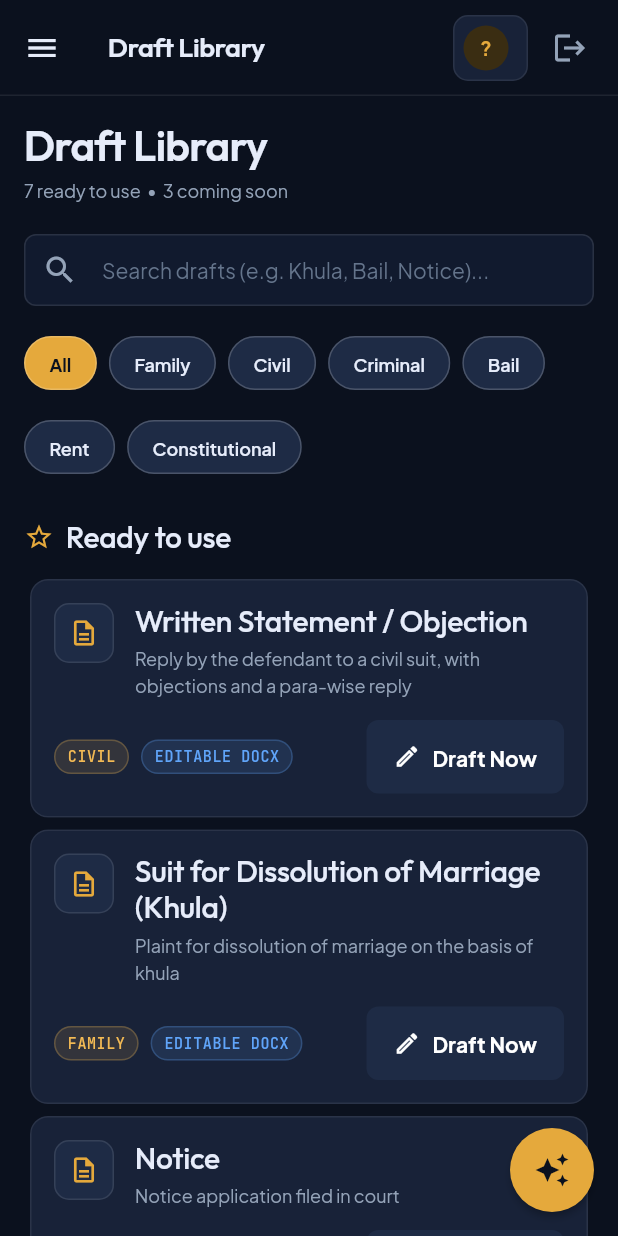
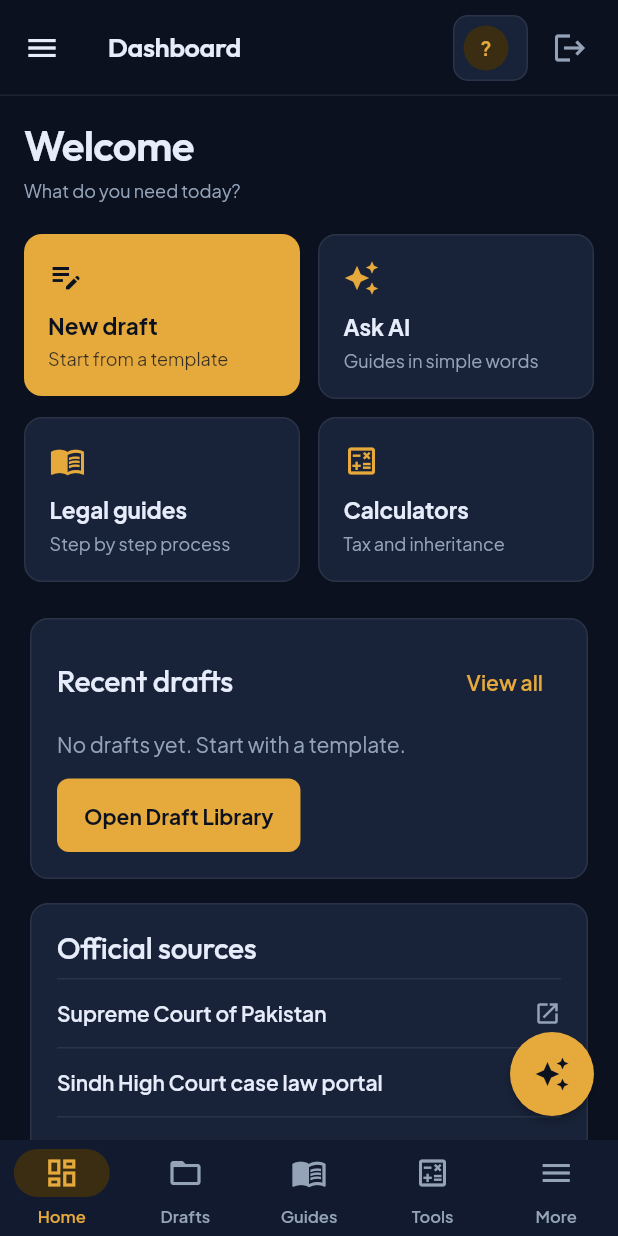
Before and after one commit to sheeraz238/law_draft_FYP, a Flutter app: the screen it shows once a user with an empty profile is signed in, on a phone screen of 412 x 824 dp. Run offline on Flutter 3.47's test engine with Material 3 defaults, Android fonts, the phone set to English and light mode, and no system bars; our stand-ins replace share_plus, shared_preferences, supabase_flutter; missing offline and left inert: file_saver; accounts and stored records are empty.

Commit message:
Add dashboard, grouped sidebar, calculators hub and phone bottom nav

```diff
--- a/lib/core/app_theme.dart
+++ b/lib/core/app_theme.dart
@@ -242,6 +242,28 @@ class AppTheme {
         backgroundColor: AppColors.sidebar,
         surfaceTintColor: Colors.transparent,
       ),
+            navigationBarTheme: NavigationBarThemeData(
+        backgroundColor: AppColors.sidebar,
+        surfaceTintColor: Colors.transparent,
+        indicatorColor: const Color(0xFF3A2D12),
+        height: 64,
+        iconTheme: WidgetStateProperty.resolveWith(
+          (s) => IconThemeData(
+            color: s.contains(WidgetState.selected)
+                ? AppColors.amber
+                : AppColors.muted,
+          ),
+        ),
+        labelTextStyle: WidgetStateProperty.resolveWith(
+          (s) => _b(
+            11,
+            FontWeight.w600,
+            color: s.contains(WidgetState.selected)
+                ? AppColors.amber
+                : AppColors.muted,
+          ),
+        ),
+      ),
       dividerTheme: const DividerThemeData(color: AppColors.hairline, space: 1),
             dataTableTheme: DataTableThemeData(
         headingRowColor: const WidgetStatePropertyAll(AppColors.sidebar),
--- /dev/null
+++ b/lib/screens/dashboard_screen.dart
@@ -0,0 +1,407 @@
+import 'package:flutter/material.dart';
+import 'package:url_launcher/url_launcher.dart';
+import '../core/app_theme.dart';
+import '../models/saved_draft.dart';
+import '../services/draft_history_service.dart';
+import '../services/updates_service.dart';
+import '../widgets/ui_kit.dart';
+
+class DashboardScreen extends StatefulWidget {
+  final String name;
+  final void Function(String title) onGo;
+  final VoidCallback onAskAi;
+  const DashboardScreen({
+    super.key,
+    required this.name,
+    required this.onGo,
+    required this.onAskAi,
+  });
+
+  @override
+  State<DashboardScreen> createState() => _DashboardScreenState();
+}
+
+class _DashboardScreenState extends State<DashboardScreen> {
+  List<SavedDraft> _recent = [];
+  List<LegalUpdate> _updates = [];
+  bool _loadingRecent = true;
+  bool _loadingUpdates = true;
+  bool _updatesFailed = false;
+
+  static const _sources = [
+    ('Supreme Court of Pakistan', 'https://www.supremecourt.gov.pk'),
+    ('Sindh High Court case law portal', 'https://caselaw.shc.gov.pk'),
+    ('Pakistan Code (laws)', 'https://pakistancode.gov.pk'),
+    ('FBR (tax)', 'https://www.fbr.gov.pk'),
+  ];
+
+  @override
+  void initState() {
+    super.initState();
+    _loadRecent();
+    _loadUpdates();
+  }
+
+  Future<void> _loadRecent() async {
+    try {
+      final d = await DraftHistoryService().list();
+      if (!mounted) return;
+      setState(() {
+        _recent = d.take(3).toList();
+        _loadingRecent = false;
+      });
+    } catch (_) {
+      if (!mounted) return;
+      setState(() => _loadingRecent = false);
+    }
+  }
+
+  Future<void> _loadUpdates() async {
+    try {
+      final u = await UpdatesService().latest();
+      if (!mounted) return;
+      setState(() {
+        _updates = u;
+        _loadingUpdates = false;
+      });
+    } catch (_) {
+      if (!mounted) return;
+      setState(() {
+        _updatesFailed = true;
+        _loadingUpdates = false;
+      });
+    }
+  }
+
+  Future<void> _open(String url) async {
+    final u = Uri.tryParse(url);
+    if (u != null) await launchUrl(u, mode: LaunchMode.externalApplication);
+  }
+
+  String _fmt(DateTime d) =>
+      '${d.day.toString().padLeft(2, '0')}/${d.month.toString().padLeft(2, '0')}/${d.year}';
+
+  Widget _tile(
+    IconData icon,
+    String title,
+    String sub,
+    VoidCallback onTap, {
+    bool primary = false,
+  }) {
+    return Material(
+      color: primary ? AppColors.amber : AppColors.card,
+      borderRadius: BorderRadius.circular(12),
+      child: InkWell(
+        borderRadius: BorderRadius.circular(12),
+        onTap: onTap,
+        child: Container(
+          padding: const EdgeInsets.all(16),
+          decoration: BoxDecoration(
+            borderRadius: BorderRadius.circular(12),
+            border: primary ? null : Border.all(color: AppColors.hairline),
+          ),
+          child: Column(
+            crossAxisAlignment: CrossAxisAlignment.start,
+            children: [
+              Icon(icon, color: primary ? AppColors.canvas : AppColors.amber),
+              const SizedBox(height: 10),
+              Text(
+                title,
+                style: TextStyle(
+                  fontWeight: FontWeight.w700,
+                  fontSize: 15,
+                  color: primary ? AppColors.canvas : AppColors.text,
+                ),
+              ),
+              const SizedBox(height: 2),
+              Text(
+                sub,
+                style: TextStyle(
+                  fontSize: 12,
+                  color: primary ? const Color(0xCC0B111E) : AppColors.muted,
+                ),
+              ),
+            ],
+          ),
+        ),
+      ),
+    );
+  }
+
+  Widget _card(String title, Widget child, {Widget? action}) {
+    return Card(
+      child: Padding(
+        padding: const EdgeInsets.all(18),
+        child: Column(
+          crossAxisAlignment: CrossAxisAlignment.start,
+          children: [
+            Row(
+              children: [
+                Expanded(
+                  child: Text(
+                    title,
+                    style: Theme.of(context).textTheme.titleLarge,
+                  ),
+                ),
+                if (action != null) action,
+              ],
+            ),
+            const SizedBox(height: 8),
+            child,
+          ],
+        ),
+      ),
+    );
+  }
+
+  Widget _row(
+    String title,
+    String meta,
+    VoidCallback onTap, {
+    Widget? lead,
+    IconData trail = Icons.chevron_right,
+  }) {
+    return InkWell(
+      onTap: onTap,
+      child: Container(
+        padding: const EdgeInsets.symmetric(vertical: 12),
+        decoration: const BoxDecoration(
+          border: Border(top: BorderSide(color: AppColors.hairline)),
+        ),
+        child: Row(
+          children: [
+            Expanded(
+              child: Column(
+                crossAxisAlignment: CrossAxisAlignment.start,
+                children: [
+                  if (lead != null) ...[lead, const SizedBox(height: 6)],
+                  Text(
+                    title,
+                    style: const TextStyle(fontWeight: FontWeight.w600),
+                  ),
+                  if (meta.isNotEmpty)
+                    Padding(
+                      padding: const EdgeInsets.only(top: 2),
+                      child: Text(
+                        meta,
+                        style: const TextStyle(
+                          fontSize: 12,
+                          color: AppColors.muted,
+                        ),
+                      ),
+                    ),
+                ],
+              ),
+            ),
+            Icon(trail, size: 18, color: AppColors.muted),
+          ],
+        ),
+      ),
+    );
+  }
+
+  Widget _recentCard() {
+    Widget body;
+    if (_loadingRecent) {
+      body = const Padding(
+        padding: EdgeInsets.all(12),
+        child: Center(child: CircularProgressIndicator(strokeWidth: 2)),
+      );
+    } else if (_recent.isEmpty) {
+      body = Column(
+        crossAxisAlignment: CrossAxisAlignment.start,
+        children: [
+          const Text(
+            'No drafts yet. Start with a template.',
+            style: TextStyle(color: AppColors.muted),
+          ),
+          const SizedBox(height: 12),
+          FilledButton(
+            onPressed: () => widget.onGo('Draft Library'),
+            child: const Text('Open Draft Library'),
+          ),
+        ],
+      );
+    } else {
+      body = Column(
+        children: [
+          for (final d in _recent)
+            _row(d.title, _fmt(d.createdAt), () => widget.onGo('My Drafts')),
+        ],
+      );
+    }
+    return _card(
+      'Recent drafts',
+      body,
+      action: TextButton(
+        onPressed: () => widget.onGo('My Drafts'),
+        child: const Text('View all'),
+      ),
+    );
+  }
+
+  Widget _updatesCard() {
+    Widget body;
+    if (_loadingUpdates) {
+      body = const Padding(
+        padding: EdgeInsets.all(12),
+        child: Center(child: CircularProgressIndicator(strokeWidth: 2)),
+      );
+    } else if (_updatesFailed) {
+      body = const Text(
+        'Updates need an internet connection.',
+        style: TextStyle(color: AppColors.muted),
+      );
+    } else if (_updates.isEmpty) {
+      body = const Text(
+        'No updates yet. Headlines from official sources will appear here.',
+        style: TextStyle(color: AppColors.muted),
+      );
+    } else {
+      body = Column(
+        children: [
+          for (final u in _updates)
+            _row(
+              u.title,
+              [
+                if (u.source.isNotEmpty) u.source,
+                if (u.date != null) _fmt(u.date!),
+              ].join('  •  '),
+              () => _open(u.url),
+              lead: u.category.isEmpty ? null : Pill(u.category.toUpperCase()),
+              trail: Icons.open_in_new,
+            ),
+        ],
+      );
+    }
+    return _card('Legal updates', body);
+  }
+
+  Widget _sourcesCard() {
+    return _card(
+      'Official sources',
+      Column(
+        children: [
+          for (final s in _sources)
+            _row(s.$1, '', () => _open(s.$2), trail: Icons.open_in_new),
+        ],
+      ),
+    );
+  }
+
+  Widget _disclaimer() {
+    final scheme = Theme.of(context).colorScheme;
+    return Card(
+      color: scheme.errorContainer,
+      child: Padding(
+        padding: const EdgeInsets.all(16),
+        child: Text(
+          'General information only, not legal advice. Please verify every '
+          'draft and every update with an advocate or the official source.',
+          style: TextStyle(
+            fontSize: 13,
+            height: 1.5,
+            color: scheme.onErrorContainer,
+          ),
+        ),
+      ),
+    );
+  }
+
+  @override
+  Widget build(BuildContext context) {
+    final t = Theme.of(context).textTheme;
+    final name = widget.name.trim();
+
+    final tiles = LayoutBuilder(
+      builder: (context, box) {
+        final cols = box.maxWidth >= 640 ? 4 : 2;
+        final w = (box.maxWidth - 12 * (cols - 1)) / cols;
+        Widget sized(Widget c) => SizedBox(width: w, child: c);
+        return Wrap(
+          spacing: 12,
+          runSpacing: 12,
+          children: [
+            sized(
+              _tile(
+                Icons.edit_note_outlined,
+                'New draft',
+                'Start from a template',
+                () => widget.onGo('Draft Library'),
+                primary: true,
+              ),
+            ),
+            sized(
+              _tile(
+                Icons.auto_awesome,
+                'Ask AI',
+                'Guides in simple words',
+                widget.onAskAi,
+              ),
+            ),
+            sized(
+              _tile(
+                Icons.menu_book_outlined,
+                'Legal guides',
+                'Step by step process',
+                () => widget.onGo('Legal Guides'),
+              ),
+            ),
+            sized(
+              _tile(
+                Icons.calculate_outlined,
+                'Calculators',
+                'Tax and inheritance',
+                () => widget.onGo('Calculators'),
+              ),
+            ),
+          ],
+        );
+      },
+    );
+
+    return LayoutBuilder(
+      builder: (context, box) {
+        final wide = box.maxWidth >= 1000;
+        final left = Column(
+          children: [_recentCard(), const SizedBox(height: 8), _sourcesCard()],
+        );
+        final right = Column(
+          children: [_updatesCard(), const SizedBox(height: 8), _disclaimer()],
+        );
+        return SingleChildScrollView(
+          padding: EdgeInsets.all(wide ? 32 : 16),
+          child: Center(
+            child: ConstrainedBox(
+              constraints: const BoxConstraints(maxWidth: 1100),
+              child: Column(
+                crossAxisAlignment: CrossAxisAlignment.start,
+                children: [
+                  Text(
+                    name.isEmpty ? 'Welcome' : 'Welcome back, $name',
+                    style: t.headlineMedium,
+                  ),
+                  const SizedBox(height: 4),
+                  Text('What do you need today?', style: t.bodySmall),
+                  const SizedBox(height: 20),
+                  tiles,
+                  const SizedBox(height: 20),
+                  wide
+                      ? Row(
+                          crossAxisAlignment: CrossAxisAlignment.start,
+                          children: [
+                            Expanded(flex: 3, child: left),
+                            const SizedBox(width: 16),
+                            Expanded(flex: 2, child: right),
+                          ],
+                        )
+                      : Column(children: [left, right]),
+                ],
+              ),
+            ),
+          ),
+        );
+      },
+    );
+  }
+}
--- /dev/null
+++ b/lib/services/updates_service.dart
@@ -0,0 +1,40 @@
+import 'package:supabase_flutter/supabase_flutter.dart';
+
+class LegalUpdate {
+  final String title;
+  final String source;
+  final String category;
+  final String url;
+  final DateTime? date;
+  const LegalUpdate({
+    required this.title,
+    required this.source,
+    required this.category,
+    required this.url,
+    required this.date,
+  });
+}
+
+class UpdatesService {
+  Future<List<LegalUpdate>> latest() async {
+    final rows = await Supabase.instance.client
+        .from('legal_updates')
+        .select()
+        .order('published_on', ascending: false)
+        .limit(5)
+        .timeout(const Duration(seconds: 8));
+    return rows
+        .map<LegalUpdate>(
+          (r) => LegalUpdate(
+            title: (r['title'] ?? '') as String,
+            source: (r['source'] ?? '') as String,
+            category: (r['category'] ?? '') as String,
+            url: (r['url'] ?? '') as String,
+            date: r['published_on'] == null
+                ? null
+                : DateTime.tryParse('${r['published_on']}'),
+          ),
+        )
+        .toList();
+  }
+}
--- a/lib/widgets/app_shell.dart
+++ b/lib/widgets/app_shell.dart
@@ -4,15 +4,15 @@ import '../core/app_theme.dart';
 import '../models/user_profile.dart';
 import '../screens/about_screen.dart';
 import '../screens/ask_ai_screen.dart';
+import '../screens/calculators_screen.dart';
 import '../screens/case_law_screen.dart';
+import '../screens/dashboard_screen.dart';
 import '../screens/draft_library_screen.dart';
 import '../screens/favorites_screen.dart';
 import '../screens/guides_screen.dart';
 import '../screens/history_screen.dart';
-import '../screens/inheritance_screen.dart';
 import '../screens/placeholder_screen.dart';
 import '../screens/profile_screen.dart';
-import '../screens/property_tax_screen.dart';
 import '../services/auth_service.dart';
 import '../services/profile_service.dart';
 
@@ -24,13 +24,13 @@ class NavItem {
 }
 
 const navItems = [
+  NavItem('HOME', 'Dashboard', Icons.dashboard_outlined),
   NavItem('DRAFTING', 'Draft Library', Icons.folder_open_outlined),
-  NavItem('DRAFTING', 'Legal Guides', Icons.menu_book_outlined),
   NavItem('DRAFTING', 'My Drafts', Icons.edit_note_outlined),
+  NavItem('LEARN', 'Legal Guides', Icons.menu_book_outlined),
   NavItem('RESEARCH', 'Case Laws', Icons.gavel_outlined),
   NavItem('RESEARCH', 'Favorites', Icons.bookmark_border),
-  NavItem('TOOLS', 'Property Tax Calc', Icons.calculate_outlined),
-  NavItem('TOOLS', 'Inheritance Calc', Icons.account_balance_outlined),
+  NavItem('TOOLS', 'Calculators', Icons.calculate_outlined),
   NavItem('ACCOUNT', 'Profile', Icons.badge_outlined),
   NavItem('ACCOUNT', 'About', Icons.info_outline),
 ];
@@ -45,7 +45,9 @@ class AppShell extends StatefulWidget {
 }
 
 class _AppShellState extends State<AppShell> {
+  final _scaffoldKey = GlobalKey<ScaffoldState>();
   int _index = 0;
+  int _calcTab = 0;
   // jo pages pehli baar khul chuke hain (zinda rakhe jayenge)
   final Set<int> _visited = {0};
   bool _chatOpen = false;
@@ -64,30 +66,41 @@ class _AppShellState extends State<AppShell> {
       if (!mounted) return;
       setState(() => _profile = p);
     } catch (_) {
-      // top bar mein naam nahi aayega, baqi app chalti rahegi
+      // naam nahi aayega, baqi app chalti rahegi
     }
   }
 
   // in pages ko har baar taaza data chahiye
-  bool _isFresh(int i) =>
-      const {'My Drafts', 'Favorites', 'Profile'}.contains(navItems[i].title);
+  bool _isFresh(int i) => const {
+    'Dashboard',
+    'My Drafts',
+    'Favorites',
+    'Profile',
+  }.contains(navItems[i].title);
 
   Widget _screenFor(int i) {
     switch (navItems[i].title) {
+      case 'Dashboard':
+        return DashboardScreen(
+          name: (_profile?.fullName ?? '').trim().split(' ').first,
+          onGo: (t) => _goTo(t),
+          onAskAi: _toggleChat,
+        );
       case 'Draft Library':
         return const DraftLibraryScreen();
+      case 'My Drafts':
+        return const HistoryScreen();
       case 'Legal Guides':
         return const GuidesScreen();
-      case 'My Drafts':
-        return const HistoryScreen();
       case 'Case Laws':
         return const CaseLawScreen();
       case 'Favorites':
         return const FavoritesScreen();
-      case 'Property Tax Calc':
-        return const PropertyTaxScreen();
-      case 'Inheritance Calc':
-        return const InheritanceScreen();
+      case 'Calculators':
+        return CalculatorsScreen(
+          tab: _calcTab,
+          onChanged: (t) => setState(() => _calcTab = t),
+        );
       case 'Profile':
         return const ProfileScreen();
       case 'About':
@@ -102,6 +115,13 @@ class _AppShellState extends State<AppShell> {
     _visited.add(i);
   });
 
+  void _goTo(String title, {int? calcTab}) {
+    final i = navItems.indexWhere((n) => n.title == title);
+    if (i < 0) return;
+    if (calcTab != null) _calcTab = calcTab;
+    _select(i);
+  }
+
   void _toggleChat() {
     if (_chatOpen) FocusManager.instance.primaryFocus?.unfocus();
     setState(() {
@@ -113,6 +133,10 @@ class _AppShellState extends State<AppShell> {
   Widget _sidebar({required bool inDrawer, double? width}) {
     final tiles = <Widget>[];
     String? last;
+    void close() {
+      if (inDrawer) Navigator.pop(context);
+    }
+
     for (var i = 0; i < navItems.length; i++) {
       final n = navItems[i];
       if (n.section != last) {
@@ -139,10 +163,24 @@ class _AppShellState extends State<AppShell> {
           selected: i == _index,
           onTap: () {
             _select(i);
-            if (inDrawer) Navigator.pop(context);
+            close();
           },
         ),
       );
+      if (n.title == 'Calculators') {
+        for (final s in const [(0, 'Property tax'), (1, 'Inheritance share')]) {
+          tiles.add(
+            _SubTile(
+              label: s.$2,
+              selected: i == _index && _calcTab == s.$1,
+              onTap: () {
+                _goTo('Calculators', calcTab: s.$1);
+                close();
+              },
+            ),
+          );
+        }
+      }
     }
 
     return Container(
@@ -375,7 +413,36 @@ class _AppShellState extends State<AppShell> {
     );
   }
 
-    @override
+  int _bottomIndex() {
+    switch (navItems[_index].title) {
+      case 'Dashboard':
+        return 0;
+      case 'Draft Library':
+        return 1;
+      case 'Legal Guides':
+        return 2;
+      case 'Calculators':
+        return 3;
+      default:
+        return 4;
+    }
+  }
+
+  void _bottomTap(int i) {
+    if (i == 0) {
+      _goTo('Dashboard');
+    } else if (i == 1) {
+      _goTo('Draft Library');
+    } else if (i == 2) {
+      _goTo('Legal Guides');
+    } else if (i == 3) {
+      _goTo('Calculators');
+    } else {
+      _scaffoldKey.currentState?.openDrawer();
+    }
+  }
+
+  @override
   Widget build(BuildContext context) {
     return PopScope(
       canPop: _index == 0 && !_chatOpen,
@@ -390,6 +457,7 @@ class _AppShellState extends State<AppShell> {
       child: _buildScaffold(context),
     );
   }
+
   Widget _buildScaffold(BuildContext context) {
     final wide = MediaQuery.of(context).size.width >= 800;
     final pageTitle = navItems[_index].title;
@@ -483,6 +551,7 @@ class _AppShellState extends State<AppShell> {
     }
 
     return Scaffold(
+      key: _scaffoldKey,
       appBar: appBar,
       floatingActionButton: fab,
       drawer: Drawer(
@@ -491,6 +560,29 @@ class _AppShellState extends State<AppShell> {
         child: _sidebar(inDrawer: true),
       ),
       body: stack,
+      bottomNavigationBar: NavigationBar(
+        selectedIndex: _bottomIndex(),
+        onDestinationSelected: _bottomTap,
+        destinations: const [
+          NavigationDestination(
+            icon: Icon(Icons.dashboard_outlined),
+            label: 'Home',
+          ),
+          NavigationDestination(
+            icon: Icon(Icons.folder_open_outlined),
+            label: 'Drafts',
+          ),
+          NavigationDestination(
+            icon: Icon(Icons.menu_book_outlined),
+            label: 'Guides',
+          ),
+          NavigationDestination(
+            icon: Icon(Icons.calculate_outlined),
+            label: 'Tools',
+          ),
+          NavigationDestination(icon: Icon(Icons.menu), label: 'More'),
+        ],
+      ),
     );
   }
 }
@@ -541,3 +633,49 @@ class _NavTile extends StatelessWidget {
     );
   }
 }
+
+class _SubTile extends StatelessWidget {
+  final String label;
+  final bool selected;
+  final VoidCallback onTap;
+  const _SubTile({
+    required this.label,
+    required this.selected,
+    required this.onTap,
+  });
+
+  @override
+  Widget build(BuildContext context) {
+    return Padding(
+      padding: const EdgeInsets.symmetric(horizontal: 12),
+      child: InkWell(
+        borderRadius: BorderRadius.circular(8),
+        onTap: onTap,
+        child: Padding(
+          padding: const EdgeInsets.fromLTRB(44, 8, 12, 8),
+          child: Row(
+            children: [
+              Container(
+                width: 6,
+                height: 6,
+                decoration: BoxDecoration(
+                  color: selected ? AppColors.amber : AppColors.faint,
+                  shape: BoxShape.circle,
+                ),
+              ),
+              const SizedBox(width: 10),
+              Text(
+                label,
+                style: TextStyle(
+                  fontSize: 13,
+                  fontWeight: selected ? FontWeight.w700 : FontWeight.w500,
+                  color: selected ? AppColors.amber : AppColors.muted,
+                ),
+              ),
+            ],
+          ),
+        ),
+      ),
+    );
+  }
+}
```
Also changed, not shown: lib/screens/calculators_screen.dart (added, +62 -0 lines), lib/screens/login_screen.dart (+19 -4 lines).
